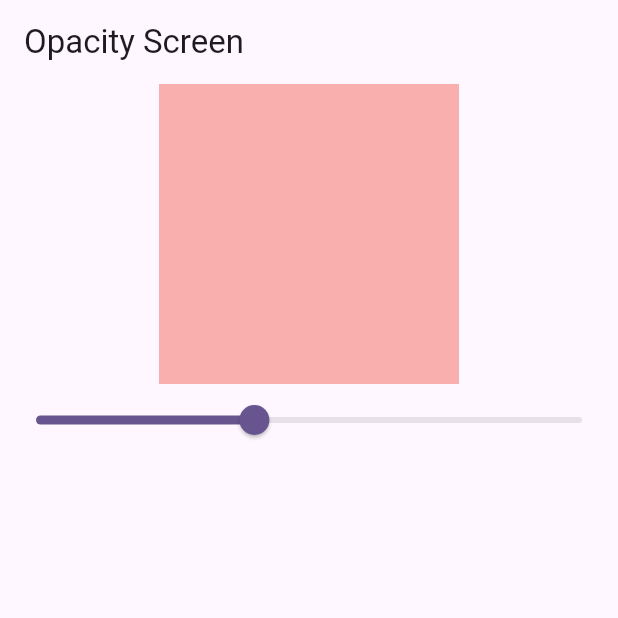
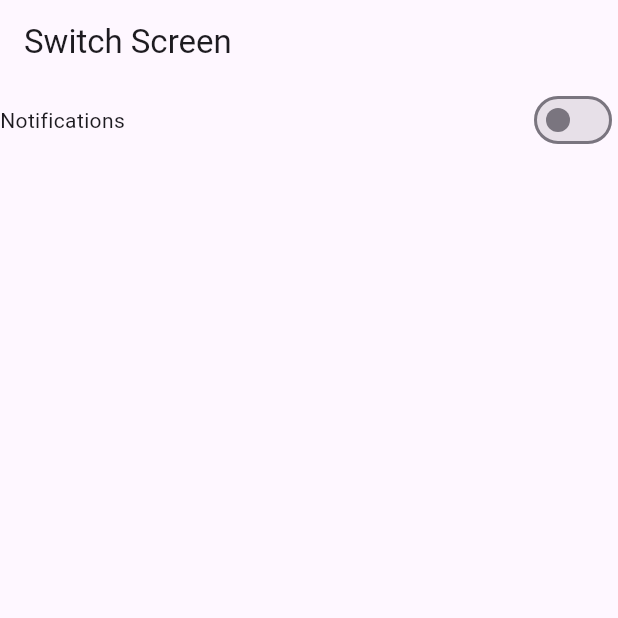
Before and after one commit to AleeHassan0/Get-X, a Flutter app: the screen it shows after launch, on a phone screen of 412 x 824 dp, the top half of it. Run offline on Flutter 3.47's test engine with Material 3 defaults, Android fonts, the phone set to English and light mode, and no system bars; our stand-ins replace get.

Commit message:
switch with help of getX

```diff
--- a/lib/main.dart
+++ b/lib/main.dart
@@ -4,6 +4,7 @@ import 'package:getx/languages/languages.dart';
 import 'package:getx/languages/languages_screen.dart';
 import 'package:getx/opacity/colorOpacityScreen.dart';
 import 'package:getx/statemanagement/counterScreen.dart';
+import 'package:getx/switch/switchScreen.dart';
 
 void main() {
   runApp(const MyApp());
@@ -26,7 +27,7 @@ class MyApp extends StatelessWidget {
         colorScheme: ColorScheme.fromSeed(seedColor: Colors.deepPurple),
         useMaterial3: true,
       ),
-      home: const Coloropacityscreen(),
+      home: const Switchscreen(),
     );
   }
 }
--- /dev/null
+++ b/lib/switch/switchController.dart
@@ -0,0 +1,8 @@
+import 'package:get/get.dart';
+
+class Switchcontroller extends GetxController {
+  RxBool notification = false.obs;
+  setNotifications(bool value) {
+    notification.value = value;
+  }
+}
--- /dev/null
+++ b/lib/switch/switchScreen.dart
@@ -0,0 +1,37 @@
+import 'package:flutter/material.dart';
+import 'package:get/get.dart';
+import 'package:getx/switch/switchController.dart';
+
+class Switchscreen extends StatefulWidget {
+  const Switchscreen({super.key});
+
+  @override
+  State<Switchscreen> createState() => _SwitchscreenState();
+}
+
+class _SwitchscreenState extends State<Switchscreen> {
+  Switchcontroller switchcontroller = Get.put(Switchcontroller());
+  @override
+  Widget build(BuildContext context) {
+    return Scaffold(
+      appBar: AppBar(
+        title: const Text("Switch Screen"),
+      ),
+      body: Column(
+        children: [
+          Row(
+            mainAxisAlignment: MainAxisAlignment.spaceBetween,
+            children: [
+              const Text('Notifications'),
+              Obx(() => Switch(
+                  value: switchcontroller.notification.value,
+                  onChanged: (value) {
+                    switchcontroller.setNotifications(value);
+                  }))
+            ],
+          )
+        ],
+      ),
+    );
+  }
+}
```
